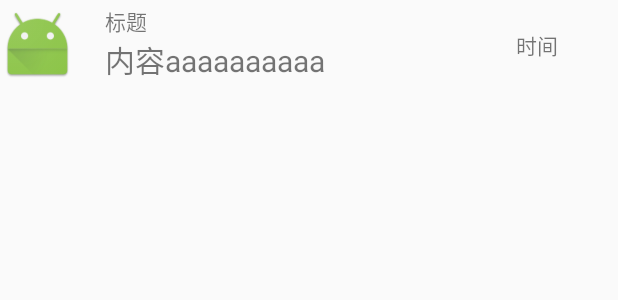
After one commit to parallelyk/PullDrawListview, an Android app: the layout list_item_drag.xml on its own in the app's theme, with its tools: preview values and no code run, on a phone screen of 412 x 824 dp. The commit adds this screen. Shown: the top 300 px of the screen. Run offline under Robolectric (Android 15) with nearby library versions, the phone set to English and light mode, and no system bars.

Commit message:
tmp commit

```diff
--- a/app/src/main/java/com/parallelyk/pulldrawlistview/MainActivity.java
+++ b/app/src/main/java/com/parallelyk/pulldrawlistview/MainActivity.java
@@ -16,8 +16,8 @@ public class MainActivity extends AppCompatActivity {
         setContentView(R.layout.activity_main);
 
         pullDragListview = (PullDragListview) findViewById(R.id.pdlistvew);
-        listView = (ListView) findViewById(R.id.listview);
+        //listView = (ListView) findViewById(R.id.listview);
         adapter = new ArrayAdapter<String>(this, android.R.layout.simple_list_item_1, items);
-        listView.setAdapter(adapter);
+        pullDragListview.setAdapter(adapter);
     }
 }
--- a/app/src/main/res/layout/activity_main.xml
+++ b/app/src/main/res/layout/activity_main.xml
@@ -14,9 +14,6 @@
         android:layout_width="match_parent"
         android:layout_height="match_parent">
 
-        <ListView
-            android:id="@+id/listview"
-            android:layout_width="match_parent"
-            android:layout_height="match_parent"></ListView>
+
     </com.parallelyk.pulldrawlistview.PullDragListview>
 </RelativeLayout>
--- /dev/null
+++ b/app/src/main/res/layout/list_item_drag.xml
@@ -0,0 +1,48 @@
+<?xml version="1.0" encoding="utf-8"?>
+<RelativeLayout xmlns:android="http://schemas.android.com/apk/res/android"
+    android:orientation="vertical"
+    android:layout_width="match_parent"
+    android:layout_height="60dp">
+
+    <ImageView
+        android:layout_width="50dp"
+        android:layout_height="50dp"
+        android:src="@drawable/ic_launcher"
+        android:layout_centerVertical="true"
+        android:id="@+id/imageView" />
+
+    <TextView
+        android:id="@+id/list_item_title"
+        android:layout_width="wrap_content"
+        android:layout_height="wrap_content"
+        android:text="标题"
+
+        android:layout_above="@+id/list_item_context"
+        android:layout_alignLeft="@+id/list_item_context"
+        android:layout_alignStart="@+id/list_item_context" />
+
+    <TextView
+        android:id="@+id/list_item_context"
+        android:layout_width="wrap_content"
+        android:layout_height="wrap_content"
+        android:text="内容aaaaaaaaaa"
+        android:textSize="20sp"
+        android:layout_alignBottom="@+id/imageView"
+        android:layout_toRightOf="@+id/imageView"
+        android:layout_toEndOf="@+id/imageView"
+        android:layout_marginLeft="20dp"
+        android:layout_marginStart="20dp" />
+
+    <TextView
+        android:id="@+id/list_item_time"
+        android:layout_width="wrap_content"
+        android:layout_height="wrap_content"
+        android:text="时间"
+        android:layout_centerVertical="true"
+        android:layout_alignParentRight="true"
+        android:layout_alignParentEnd="true"
+        android:layout_marginRight="40dp"
+        android:layout_marginEnd="40dp" />
+
+
+</RelativeLayout>
```
Also changed, not shown: app/src/main/java/com/parallelyk/pulldrawlistview/DragListItem.java (+27 -0 lines), app/src/main/java/com/parallelyk/pulldrawlistview/DragListview.java (deleted, +0 -28 lines), app/src/main/java/com/parallelyk/pulldrawlistview/HeadView.java (added, +145 -0 lines), app/src/main/java/com/parallelyk/pulldrawlistview/PullDragListview.java (+215 -130 lines), app/src/main/res/layout/hide_drag_item.xml (added, +31 -0 lines), app/src/main/res/layout/pulldown_head.xml (+27 -7 lines), app/src/main/res/drawable/arrow.png (added), app/src/main/res/drawable/ic_launcher.png (added).
